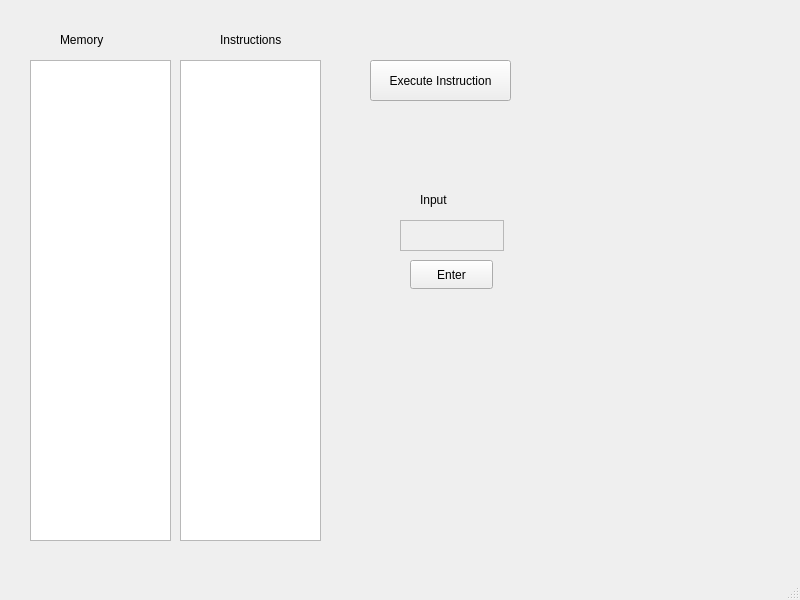
This is UVSim/mainwindow.ui in JoshuaTheEpic1/Software_Engineering as Qt 5 draws it before an edit. The edited form follows.
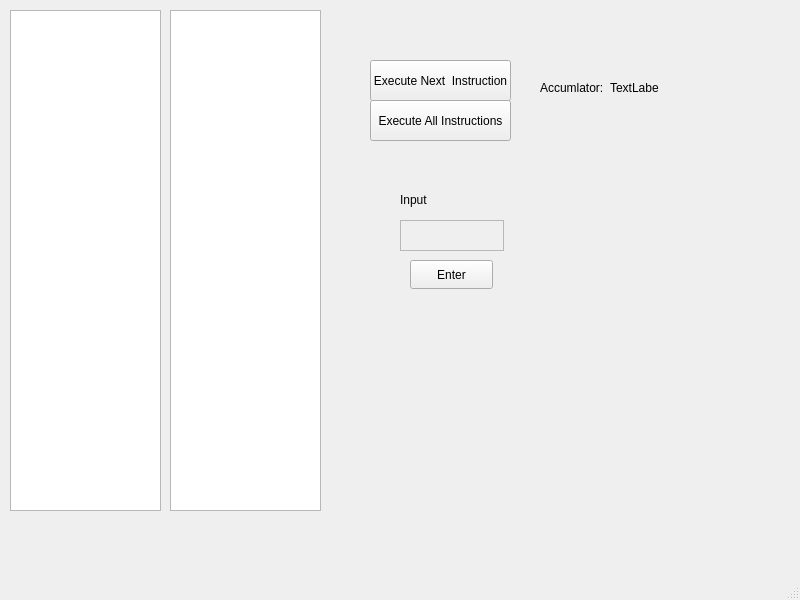
This is the edited form.

The edit to the form file:
```diff
--- a/UVSim/mainwindow.ui
+++ b/UVSim/mainwindow.ui
@@ -14,26 +14,6 @@
    <string>MainWindow</string>
   </property>
   <widget class="QWidget" name="centralwidget">
-   <widget class="QListView" name="memoryListView">
-    <property name="geometry">
-     <rect>
-      <x>30</x>
-      <y>60</y>
-      <width>141</width>
-      <height>481</height>
-     </rect>
-    </property>
-   </widget>
-   <widget class="QListView" name="instructionListView">
-    <property name="geometry">
-     <rect>
-      <x>180</x>
-      <y>60</y>
-      <width>141</width>
-      <height>481</height>
-     </rect>
-    </property>
-   </widget>
    <widget class="QPushButton" name="runInstructionButton">
     <property name="geometry">
      <rect>
@@ -44,7 +24,7 @@
      </rect>
     </property>
     <property name="text">
-     <string>Execute Instruction</string>
+     <string>Execute Next  Instruction</string>
     </property>
    </widget>
    <widget class="QPushButton" name="inputButton">
@@ -79,36 +59,10 @@
      </sizepolicy>
     </property>
    </widget>
-   <widget class="QLabel" name="label">
-    <property name="geometry">
-     <rect>
-      <x>60</x>
-      <y>30</y>
-      <width>63</width>
-      <height>20</height>
-     </rect>
-    </property>
-    <property name="text">
-     <string>Memory</string>
-    </property>
-   </widget>
-   <widget class="QLabel" name="label_2">
-    <property name="geometry">
-     <rect>
-      <x>220</x>
-      <y>30</y>
-      <width>81</width>
-      <height>20</height>
-     </rect>
-    </property>
-    <property name="text">
-     <string>Instructions</string>
-    </property>
-   </widget>
    <widget class="QLabel" name="label_3">
     <property name="geometry">
      <rect>
-      <x>420</x>
+      <x>400</x>
       <y>190</y>
       <width>63</width>
       <height>20</height>
@@ -118,16 +72,65 @@
      <string>Input</string>
     </property>
    </widget>
-  </widget>
-  <widget class="QMenuBar" name="menubar">
-   <property name="geometry">
-    <rect>
-     <x>0</x>
-     <y>0</y>
-     <width>800</width>
-     <height>25</height>
-    </rect>
-   </property>
+   <widget class="QLabel" name="accumulator">
+    <property name="geometry">
+     <rect>
+      <x>540</x>
+      <y>80</y>
+      <width>71</width>
+      <height>16</height>
+     </rect>
+    </property>
+    <property name="text">
+     <string>Accumlator:</string>
+    </property>
+   </widget>
+   <widget class="QLabel" name="accumulatorInt">
+    <property name="geometry">
+     <rect>
+      <x>610</x>
+      <y>80</y>
+      <width>49</width>
+      <height>16</height>
+     </rect>
+    </property>
+    <property name="text">
+     <string>TextLabel</string>
+    </property>
+   </widget>
+   <widget class="QPushButton" name="runAllInstructionButtons">
+    <property name="geometry">
+     <rect>
+      <x>370</x>
+      <y>100</y>
+      <width>141</width>
+      <height>41</height>
+     </rect>
+    </property>
+    <property name="text">
+     <string>Execute All Instructions</string>
+    </property>
+   </widget>
+   <widget class="QTableWidget" name="memoryTable">
+    <property name="geometry">
+     <rect>
+      <x>10</x>
+      <y>10</y>
+      <width>151</width>
+      <height>501</height>
+     </rect>
+    </property>
+   </widget>
+   <widget class="QTableWidget" name="instructionTable">
+    <property name="geometry">
+     <rect>
+      <x>170</x>
+      <y>10</y>
+      <width>151</width>
+      <height>501</height>
+     </rect>
+    </property>
+   </widget>
   </widget>
   <widget class="QStatusBar" name="statusbar"/>
  </widget>
```
Left out of the diff: 2 changed lines with no effect on the pictures.
